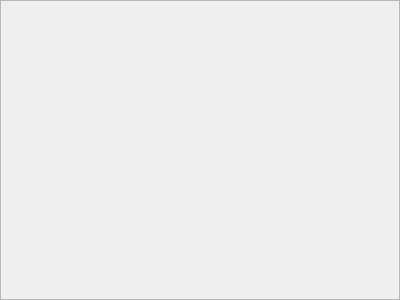
Qt form People/f_listcustomers.ui (ashraf-kx/stock-manager) before a commit.
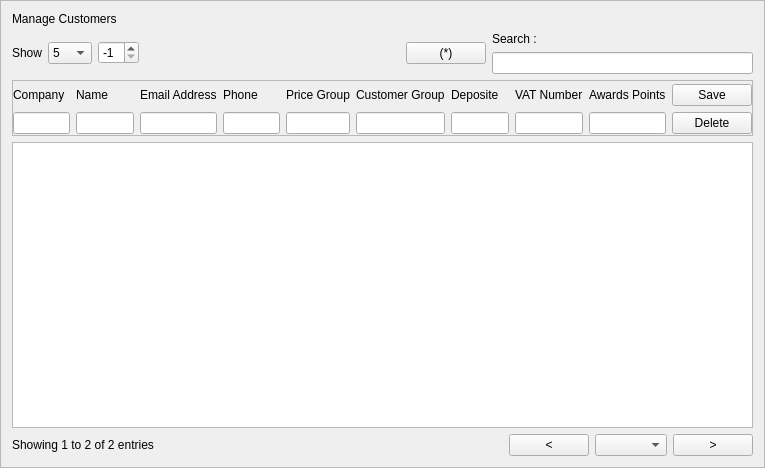
The same form after that commit.

Commit message:
Create GUIs for (Users/Suppliers/Billers/Customers)
Inputs to manage People in General

```diff
--- a/People/f_listcustomers.ui
+++ b/People/f_listcustomers.ui
@@ -9,8 +9,8 @@
    <rect>
     <x>0</x>
     <y>0</y>
-    <width>400</width>
-    <height>300</height>
+    <width>765</width>
+    <height>468</height>
    </rect>
   </property>
   <property name="frameShape">
@@ -19,5 +19,342 @@
   <property name="windowTitle">
    <string>Frame</string>
   </property>
+  <property name="frameShape">
+   <enum>QFrame::StyledPanel</enum>
+  </property>
+  <property name="frameShadow">
+   <enum>QFrame::Raised</enum>
+  </property>
+  <layout class="QVBoxLayout" name="verticalLayout">
+   <item>
+    <widget class="QLabel" name="L_header">
+     <property name="text">
+      <string>Manage Customers</string>
+     </property>
+    </widget>
+   </item>
+   <item>
+    <layout class="QHBoxLayout" name="layoutHeader">
+     <item>
+      <layout class="QHBoxLayout" name="layoutRowBox">
+       <item>
+        <widget class="QLabel" name="L_show">
+         <property name="text">
+          <string>Show</string>
+         </property>
+        </widget>
+       </item>
+       <item>
+        <widget class="QComboBox" name="Cb_rows">
+         <item>
+          <property name="text">
+           <string>5</string>
+          </property>
+         </item>
+         <item>
+          <property name="text">
+           <string>8</string>
+          </property>
+         </item>
+         <item>
+          <property name="text">
+           <string>10</string>
+          </property>
+         </item>
+         <item>
+          <property name="text">
+           <string>15</string>
+          </property>
+         </item>
+         <item>
+          <property name="text">
+           <string>12</string>
+          </property>
+         </item>
+         <item>
+          <property name="text">
+           <string>20</string>
+          </property>
+         </item>
+        </widget>
+       </item>
+      </layout>
+     </item>
+     <item>
+      <widget class="QSpinBox" name="Cb_IDUser">
+       <property name="minimum">
+        <number>-1</number>
+       </property>
+       <property name="value">
+        <number>-1</number>
+       </property>
+      </widget>
+     </item>
+     <item>
+      <spacer name="horizontalSpacer_2">
+       <property name="orientation">
+        <enum>Qt::Horizontal</enum>
+       </property>
+       <property name="sizeHint" stdset="0">
+        <size>
+         <width>40</width>
+         <height>20</height>
+        </size>
+       </property>
+      </spacer>
+     </item>
+     <item>
+      <widget class="QPushButton" name="Bt_editRow">
+       <property name="text">
+        <string>(*)</string>
+       </property>
+      </widget>
+     </item>
+     <item>
+      <layout class="QVBoxLayout" name="layoutSearchBox">
+       <item>
+        <widget class="QLabel" name="L_search">
+         <property name="text">
+          <string>Search : </string>
+         </property>
+        </widget>
+       </item>
+       <item>
+        <widget class="QLineEdit" name="Le_search"/>
+       </item>
+      </layout>
+     </item>
+    </layout>
+   </item>
+   <item>
+    <widget class="QFrame" name="frame">
+     <property name="frameShape">
+      <enum>QFrame::StyledPanel</enum>
+     </property>
+     <property name="frameShadow">
+      <enum>QFrame::Raised</enum>
+     </property>
+     <layout class="QHBoxLayout" name="horizontalLayout_3">
+      <property name="spacing">
+       <number>6</number>
+      </property>
+      <property name="leftMargin">
+       <number>0</number>
+      </property>
+      <property name="topMargin">
+       <number>3</number>
+      </property>
+      <property name="rightMargin">
+       <number>0</number>
+      </property>
+      <property name="bottomMargin">
+       <number>1</number>
+      </property>
+      <item>
+       <layout class="QHBoxLayout" name="layoutInputs">
+        <property name="spacing">
+         <number>6</number>
+        </property>
+        <item>
+         <layout class="QVBoxLayout" name="layoutCompany">
+          <item>
+           <widget class="QLabel" name="L_company">
+            <property name="text">
+             <string>Company</string>
+            </property>
+           </widget>
+          </item>
+          <item>
+           <widget class="QLineEdit" name="Le_company"/>
+          </item>
+         </layout>
+        </item>
+        <item>
+         <layout class="QVBoxLayout" name="layoutName">
+          <item>
+           <widget class="QLabel" name="L_name">
+            <property name="text">
+             <string>Name</string>
+            </property>
+           </widget>
+          </item>
+          <item>
+           <widget class="QLineEdit" name="Le_name"/>
+          </item>
+         </layout>
+        </item>
+        <item>
+         <layout class="QVBoxLayout" name="layoutEmail">
+          <item>
+           <widget class="QLabel" name="L_email">
+            <property name="text">
+             <string>Email Address</string>
+            </property>
+           </widget>
+          </item>
+          <item>
+           <widget class="QLineEdit" name="Le_email"/>
+          </item>
+         </layout>
+        </item>
+        <item>
+         <layout class="QVBoxLayout" name="layoutPhone">
+          <item>
+           <widget class="QLabel" name="L_phone">
+            <property name="text">
+             <string>Phone</string>
+            </property>
+           </widget>
+          </item>
+          <item>
+           <widget class="QLineEdit" name="Le_phone"/>
+          </item>
+         </layout>
+        </item>
+        <item>
+         <layout class="QVBoxLayout" name="layoutPriceGroup">
+          <item>
+           <widget class="QLabel" name="L_priceGroup">
+            <property name="text">
+             <string>Price Group</string>
+            </property>
+           </widget>
+          </item>
+          <item>
+           <widget class="QLineEdit" name="Le_priceGroup"/>
+          </item>
+         </layout>
+        </item>
+        <item>
+         <layout class="QVBoxLayout" name="layoutCustomerGroup">
+          <item>
+           <widget class="QLabel" name="L_customerGroup">
+            <property name="text">
+             <string>Customer Group</string>
+            </property>
+           </widget>
+          </item>
+          <item>
+           <widget class="QLineEdit" name="Le_customerGroup"/>
+          </item>
+         </layout>
+        </item>
+        <item>
+         <layout class="QVBoxLayout" name="layoutDeposite">
+          <item>
+           <widget class="QLabel" name="L_deposite">
+            <property name="text">
+             <string>Deposite</string>
+            </property>
+           </widget>
+          </item>
+          <item>
+           <widget class="QLineEdit" name="Le_deposite"/>
+          </item>
+         </layout>
+        </item>
+        <item>
+         <layout class="QVBoxLayout" name="layoutNumber">
+          <item>
+           <widget class="QLabel" name="L_vatNumber">
+            <property name="text">
+             <string>VAT Number</string>
+            </property>
+           </widget>
+          </item>
+          <item>
+           <widget class="QLineEdit" name="Le_vatNumber"/>
+          </item>
+         </layout>
+        </item>
+        <item>
+         <layout class="QVBoxLayout" name="layoutAwdPoints">
+          <item>
+           <widget class="QLabel" name="L_awdPoints">
+            <property name="text">
+             <string>Awards Points</string>
+            </property>
+           </widget>
+          </item>
+          <item>
+           <widget class="QLineEdit" name="LE_awdPoints"/>
+          </item>
+         </layout>
+        </item>
+       </layout>
+      </item>
+      <item>
+       <layout class="QVBoxLayout" name="layoutSubmit">
+        <item>
+         <widget class="QPushButton" name="Bt_save">
+          <property name="text">
+           <string>Save</string>
+          </property>
+         </widget>
+        </item>
+        <item>
+         <widget class="QPushButton" name="bt_cancel">
+          <property name="text">
+           <string>Delete</string>
+          </property>
+         </widget>
+        </item>
+       </layout>
+      </item>
+     </layout>
+    </widget>
+   </item>
+   <item>
+    <widget class="QTableView" name="tableView"/>
+   </item>
+   <item>
+    <layout class="QHBoxLayout" name="layoutFooter">
+     <item>
+      <widget class="QLabel" name="L_info">
+       <property name="text">
+        <string>Showing 1 to 2 of 2 entries</string>
+       </property>
+       <property name="scaledContents">
+        <bool>true</bool>
+       </property>
+      </widget>
+     </item>
+     <item>
+      <spacer name="horizontalSpacer">
+       <property name="orientation">
+        <enum>Qt::Horizontal</enum>
+       </property>
+       <property name="sizeHint" stdset="0">
+        <size>
+         <width>40</width>
+         <height>20</height>
+        </size>
+       </property>
+      </spacer>
+     </item>
+     <item>
+      <layout class="QHBoxLayout" name="layoutPagesCTR">
+       <item>
+        <widget class="QPushButton" name="Bt_previous">
+         <property name="text">
+          <string>&lt;</string>
+         </property>
+        </widget>
+       </item>
+       <item>
+        <widget class="QComboBox" name="Cb_pages"/>
+       </item>
+       <item>
+        <widget class="QPushButton" name="Bt_next">
+         <property name="text">
+          <string>&gt;</string>
+         </property>
+        </widget>
+       </item>
+      </layout>
+     </item>
+    </layout>
+   </item>
+  </layout>
  </widget>
 </ui>
```
Left out of the diff: 10 changed lines with no effect on the pictures. The commit also changes 6 other files.
